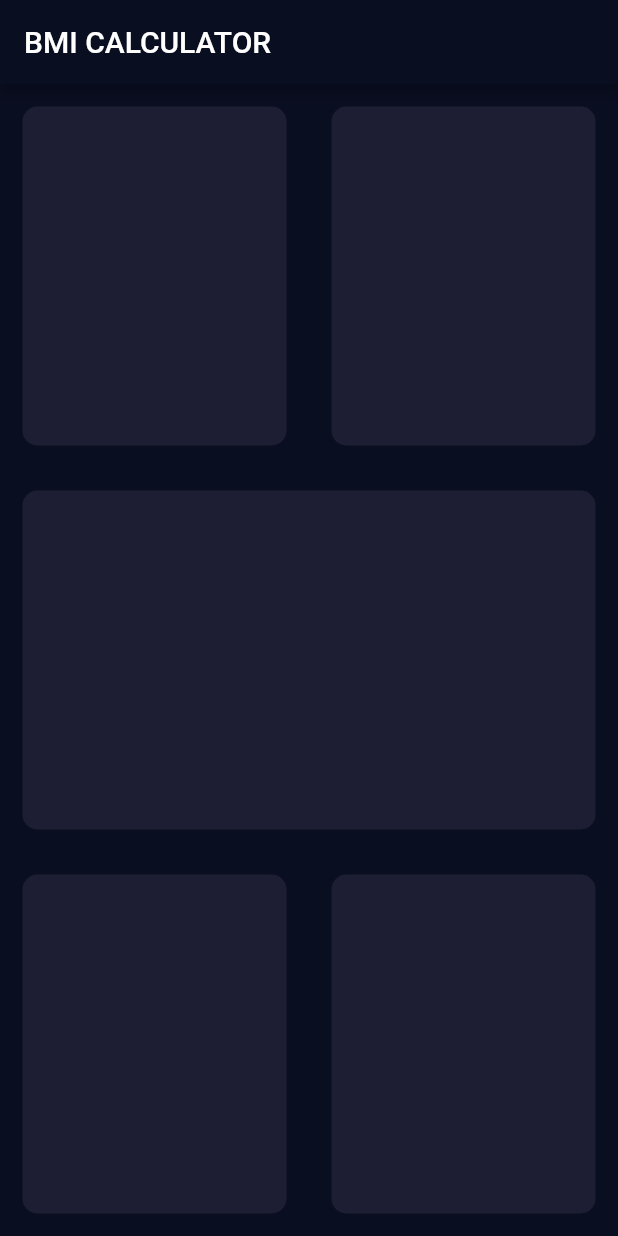
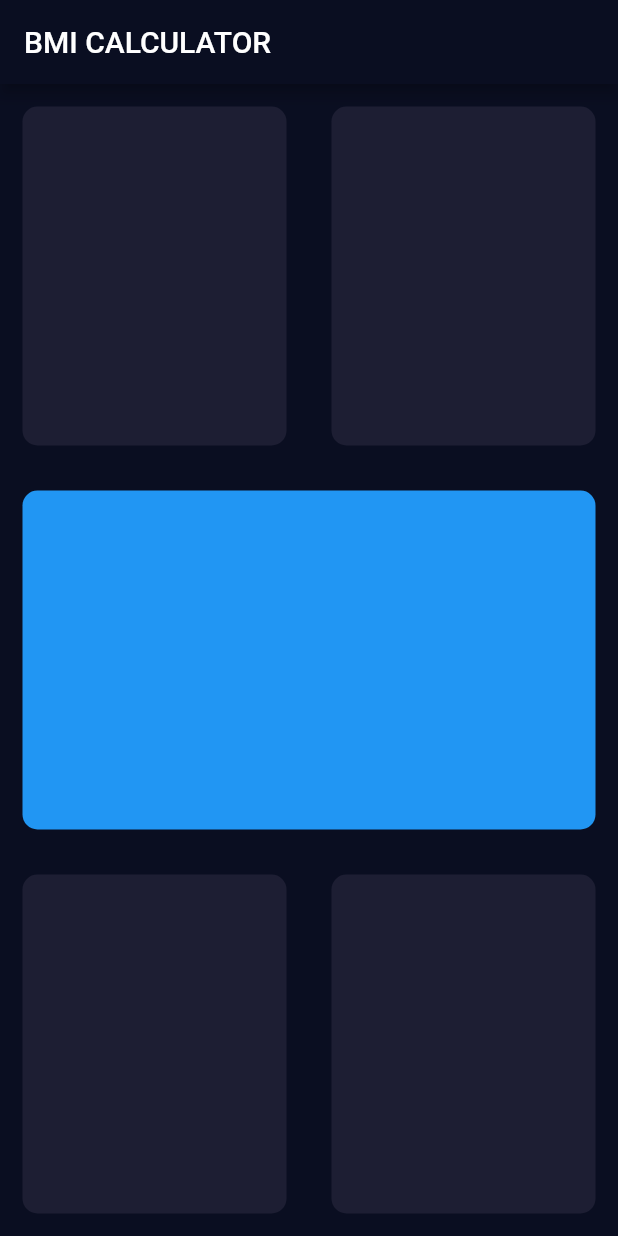
Before and after one commit to katratzi/bmi-flutter, a Flutter app: the screen it shows after launch, on a phone screen of 412 x 824 dp. Run offline on Flutter 3.47's test engine with Material 2 defaults, Android fonts, the phone set to English and light mode, and no system bars.

Commit message:
making our resusable card have @required properties we can use to change the color

```diff
--- a/lib/input_page.dart
+++ b/lib/input_page.dart
@@ -17,17 +17,17 @@ class _InputPageState extends State<InputPage> {
           Expanded(
             child: Row(
               children: <Widget>[
-                Expanded(child: ReusableCard()),
-                Expanded(child: ReusableCard()),
+                Expanded(child: ReusableCard(colour: Color(0xff1d1e33))),
+                Expanded(child: ReusableCard(colour: Color(0xff1d1e33))),
               ],
             ),
           ),
-          Expanded(child: ReusableCard()),
+          Expanded(child: ReusableCard(colour: Colors.blue)),
           Expanded(
             child: Row(
               children: <Widget>[
-                Expanded(child: ReusableCard()),
-                Expanded(child: ReusableCard()),
+                Expanded(child: ReusableCard(colour: Color(0xff1d1e33))),
+                Expanded(child: ReusableCard(colour: Color(0xff1d1e33))),
               ],
             ),
           ),
@@ -38,16 +38,16 @@ class _InputPageState extends State<InputPage> {
 }
 
 class ReusableCard extends StatelessWidget {
-  const ReusableCard({
-    Key key,
-  }) : super(key: key);
+  Color colour;
+
+  ReusableCard({@required this.colour});
 
   @override
   Widget build(BuildContext context) {
     return Container(
       margin: EdgeInsets.all(15.0),
       decoration: BoxDecoration(
-        color: Color(0xff1d1e33),
+        color: colour,
         borderRadius: BorderRadius.circular(10.0),
       ),
     );
```
